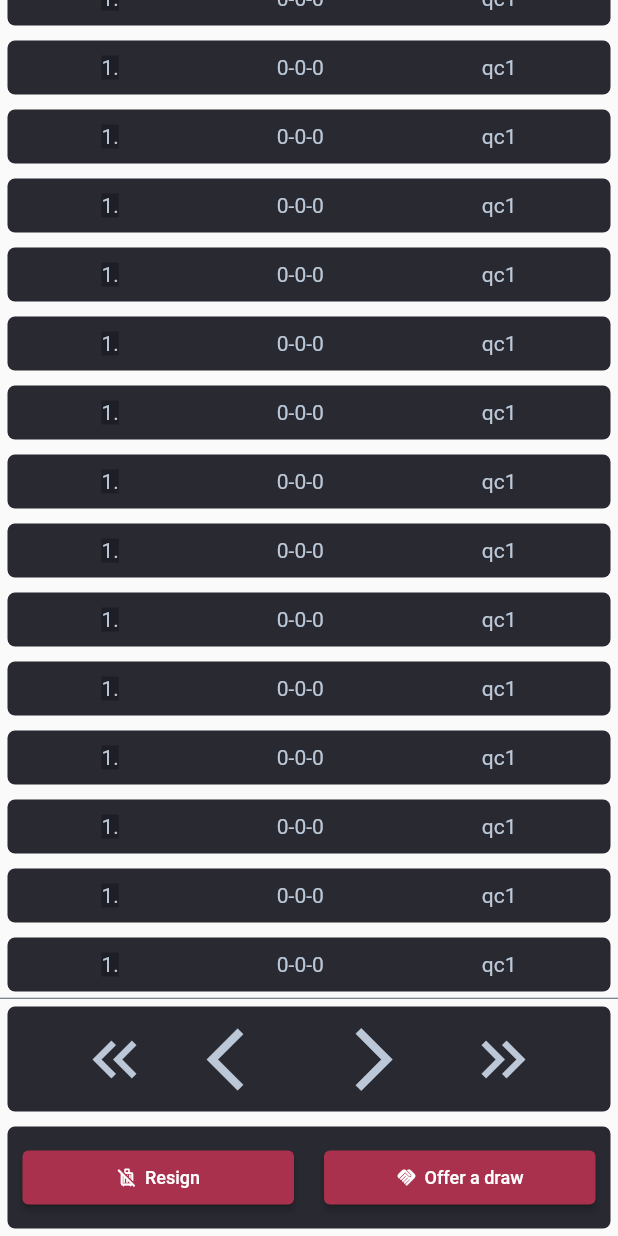
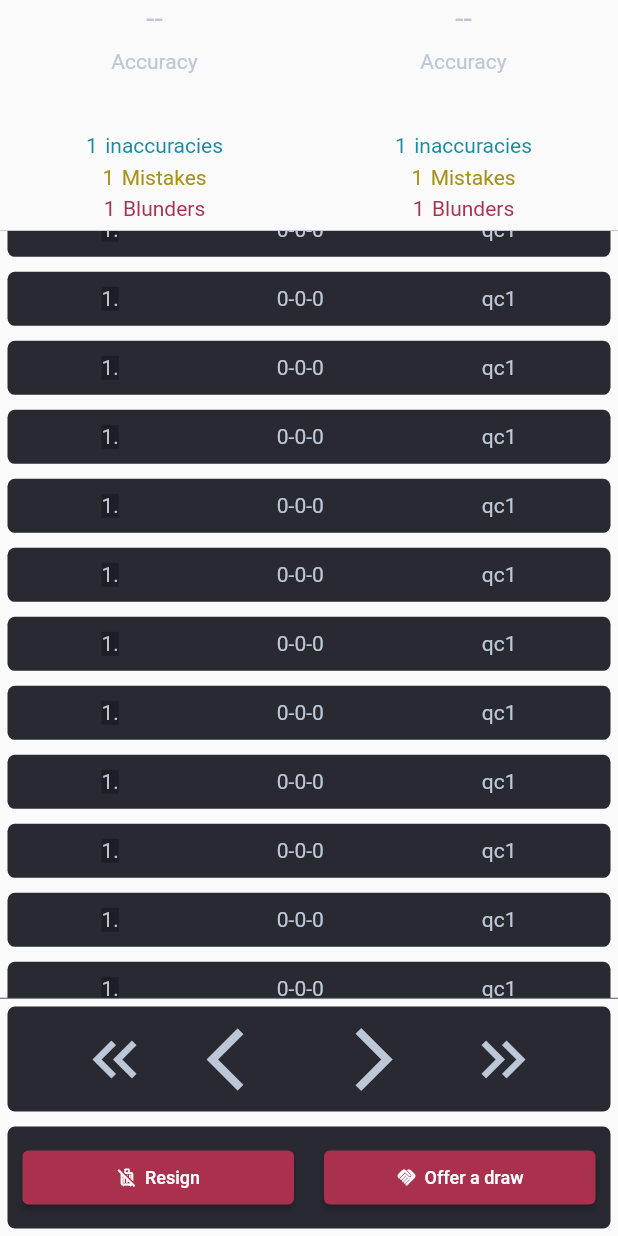
Before and after one commit to OpenSoftChannel/chess-analyzer, a Flutter app: the PlayActionTable widget shown alone on an empty page, opened directly, scrolled down 576 dp, after a tap on "Resign", on a phone screen of 412 x 824 dp. Run offline on Flutter 3.47's test engine with Material 2 defaults, Android fonts, the phone set to English and light mode, and no system bars; our stand-ins replace another_flushbar, auto_route, badges, calendar_date_picker2, chat_bubbles, dashed_circular_progress_bar and 3 more; missing offline and left inert: chess_vectors_flutter, draw_your_image, duration_picker_dialog_box, progresso; network calls fail.

Commit message:
Implementing game ended statistics panel

```diff
--- a/lib/Assets/styles.dart
+++ b/lib/Assets/styles.dart
@@ -8,10 +8,10 @@ class ThemeColors {
   static Color cardBackground = const Color.fromRGBO(40, 41, 49, 1);
   static Color defaultBtnColor = const Color.fromARGB(255, 170, 49, 77);
   static Color defaultBtnTextColor = Colors.white;
-
   static Color defaultChessBlack = const Color.fromRGBO(181, 136, 99, 1);
-
   static Color defaultChessWhite = const Color.fromRGBO(240, 217, 181, 1);
+  static Color mistakeColor = const Color.fromARGB(230, 157, 134, 0);
+  static Color inaccuracieColor = const Color.fromARGB(230, 0, 126, 157);
 }
 
 class GeneralTheme {
--- /dev/null
+++ b/lib/ui/views/components/concolusion_panel/conclusion_panel_view.dart
@@ -0,0 +1,163 @@
+import 'package:dashed_circular_progress_bar/dashed_circular_progress_bar.dart';
+import 'package:flutter/material.dart';
+
+import '../../../../Assets/styles.dart';
+
+class ConclusionPanel extends StatelessWidget {
+  const ConclusionPanel({super.key});
+
+  @override
+  Widget build(BuildContext context) {
+    final ValueNotifier<double> _valueNotifier = ValueNotifier(0);
+    return Row(
+      children: [
+        Column(
+          children: [
+            Text(
+              "--",
+              style: TextStyle(
+                color: ThemeColors.mainText,
+                fontSize: 20,
+              ),
+              textAlign: TextAlign.left,
+            ),
+            const SizedBox(
+              height: 10,
+            ),
+            Text(
+              "Accuracy",
+              style: TextStyle(
+                color: ThemeColors.mainText,
+                fontSize: 14,
+              ),
+              textAlign: TextAlign.left,
+            ),
+            const SizedBox(
+              height: 10,
+            ),
+            Expanded(
+              child: DashedCircularProgressBar.aspectRatio(
+                aspectRatio: 1, // width ÷ height
+                valueNotifier: _valueNotifier,
+                progress: 85,
+                maxProgress: 100,
+                corners: StrokeCap.butt,
+                foregroundColor: Colors.blue,
+                backgroundColor: const Color(0xffeeeeee),
+                foregroundStrokeWidth: 3,
+                backgroundStrokeWidth: 2,
+                animation: true,
+                child: Center(
+                  child: ValueListenableBuilder(
+                    valueListenable: _valueNotifier,
+                    builder: (_, double value, __) => Text('${value.toInt()}%',
+                        style: TextStyle(color: ThemeColors.mainText)),
+                  ),
+                ),
+              ),
+            ),
+            const SizedBox(
+              height: 30,
+            ),
+            Row(
+              children: [
+                Text(
+                  "1",
+                  style: TextStyle(
+                    color: ThemeColors.inaccuracieColor,
+                    fontSize: 14,
+                  ),
+                  textAlign: TextAlign.left,
+                ),
+                const SizedBox(width: 5),
+                Text(
+                  "inaccuracies",
+                  style: TextStyle(
+                    color: ThemeColors.inaccuracieColor,
+                    fontSize: 14,
+                  ),
+                  textAlign: TextAlign.left,
+                ),
+              ],
+            ),
+            const SizedBox(
+              height: 5,
+            ),
+            Row(
+              children: [
+                Text(
+                  "1",
+                  style: TextStyle(
+                    color: ThemeColors.mistakeColor,
+                    fontSize: 14,
+                  ),
+                  textAlign: TextAlign.left,
+                ),
+                const SizedBox(width: 5),
+                Text(
+                  "Mistakes",
+                  style: TextStyle(
+                    color: ThemeColors.mistakeColor,
+                    fontSize: 14,
+                  ),
+                  textAlign: TextAlign.left,
+                ),
+              ],
+            ),
+            const SizedBox(
+              height: 5,
+            ),
+            Row(
+              children: [
+                Text(
+                  "1",
+                  style: TextStyle(
+                    color: ThemeColors.defaultBtnColor,
+                    fontSize: 14,
+                  ),
+                  textAlign: TextAlign.left,
+                ),
+                const SizedBox(width: 5),
+                Text(
+                  "Blunders",
+                  style: TextStyle(
+                    color: ThemeColors.defaultBtnColor,
+                    fontSize: 14,
+                  ),
+                  textAlign: TextAlign.left,
+                ),
+              ],
+            ),
+            const SizedBox(
+              height: 5,
+            ),
+            Row(
+              children: [
+                Text(
+                  "76",
+                  style: TextStyle(
+                    color: ThemeColors.mainText,
+                    fontSize: 14,
+                  ),
+                  textAlign: TextAlign.left,
+                ),
+                const SizedBox(width: 5),
+                Text(
+                  "Average centipawn loss",
+                  style: TextStyle(
+                    color: ThemeColors.mainText,
+                    fontSize: 14,
+                  ),
+                  textAlign: TextAlign.left,
+                ),
+              ],
+            ),
+            const SizedBox(
+              height: 5,
+            ),
+          ],
+        )
+      ],
+    );
+  }
+}
--- a/lib/ui/views/components/play_table/play_table_view.dart
+++ b/lib/ui/views/components/play_table/play_table_view.dart
@@ -1,4 +1,5 @@
 import 'package:chess/Assets/styles.dart';
+import 'package:chess/ui/views/components/concolusion_panel/conclusion_panel_view.dart';
 import 'package:chess/ui/views/components/play_table/play_table_viewmodel.dart';
 import 'package:chess/ui/views/components/shared/IconButton/elevated_icon_button.dart';
 import 'package:chess/ui/views/components/shared/move_button/move_button_view.dart';
@@ -18,6 +19,23 @@ class PlayActionTable extends StatelessWidget {
       viewModelBuilder: (() => PlayActionTableViewModel()),
       builder: (context, viewModel, child) => Column(
         children: [
+          Visibility(
+            visible: viewModel.gameEnded,
+            child: Expanded(
+              flex: 3,
+              child: Row(
+                mainAxisAlignment: MainAxisAlignment.spaceAround,
+                children: const [
+                  ConclusionPanel(),
+                  ConclusionPanel(),
+                ],
+              ),
+            ),
+          ),
+          Divider(
+            height: 1,
+            color: ThemeColors.mainText,
+          ),
           Expanded(
             flex: 10,
             child: ListView.builder(
@@ -59,7 +77,7 @@ class PlayActionTable extends StatelessWidget {
                     child: ElevatedIconButton(
                         icon: Icons.leave_bags_at_home_outlined,
                         label: "Resign",
-                        callback: () => {}),
+                        callback: () => viewModel.triggerEnd()),
                   ),
                   SizedBox(
                     width: 20,
--- a/lib/ui/views/components/play_table/play_table_viewmodel.dart
+++ b/lib/ui/views/components/play_table/play_table_viewmodel.dart
@@ -1,3 +1,11 @@
 import 'package:stacked/stacked.dart';
 
-class PlayActionTableViewModel extends BaseViewModel {}
+class PlayActionTableViewModel extends BaseViewModel {
+  bool _gameEnded = false;
+  bool get gameEnded => _gameEnded;
+
+  triggerEnd() {
+    _gameEnded = !_gameEnded;
+    notifyListeners();
+  }
+}
--- a/pubspec.yaml
+++ b/pubspec.yaml
@@ -53,6 +53,8 @@ dependencies:
 
   progresso: ^0.3.0
   badges: ^3.0.2
+  step_progress_indicator: ^1.0.2
+  dashed_circular_progress_bar: ^0.0.4
 
 dev_dependencies:
   flutter_test:
```
